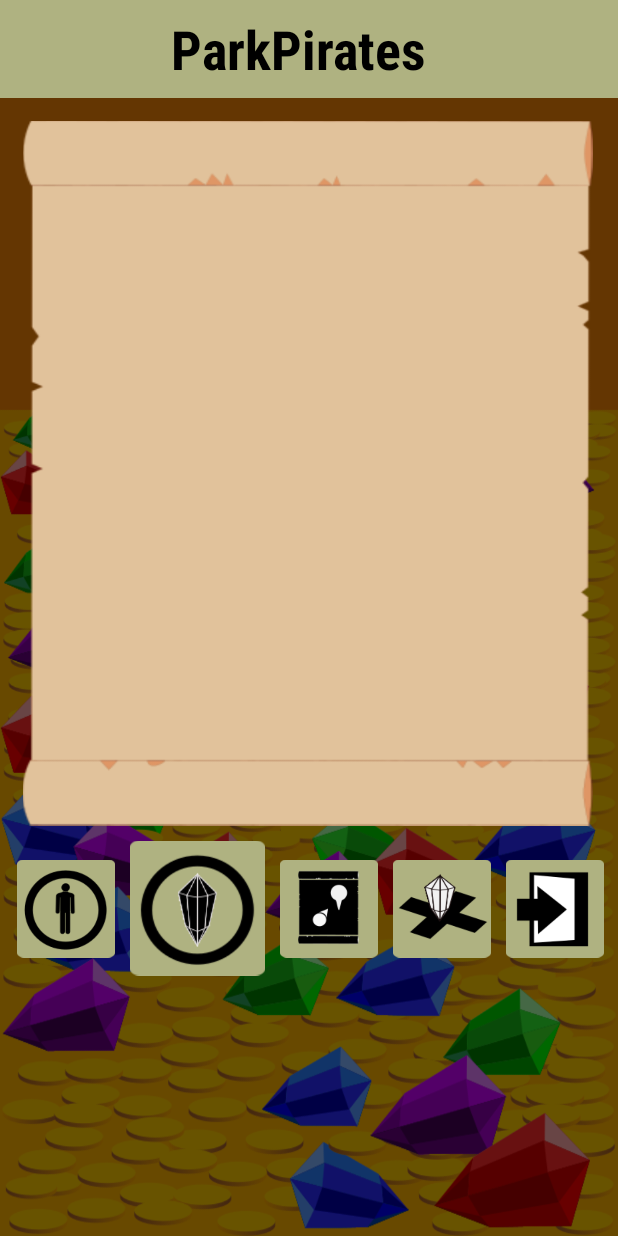
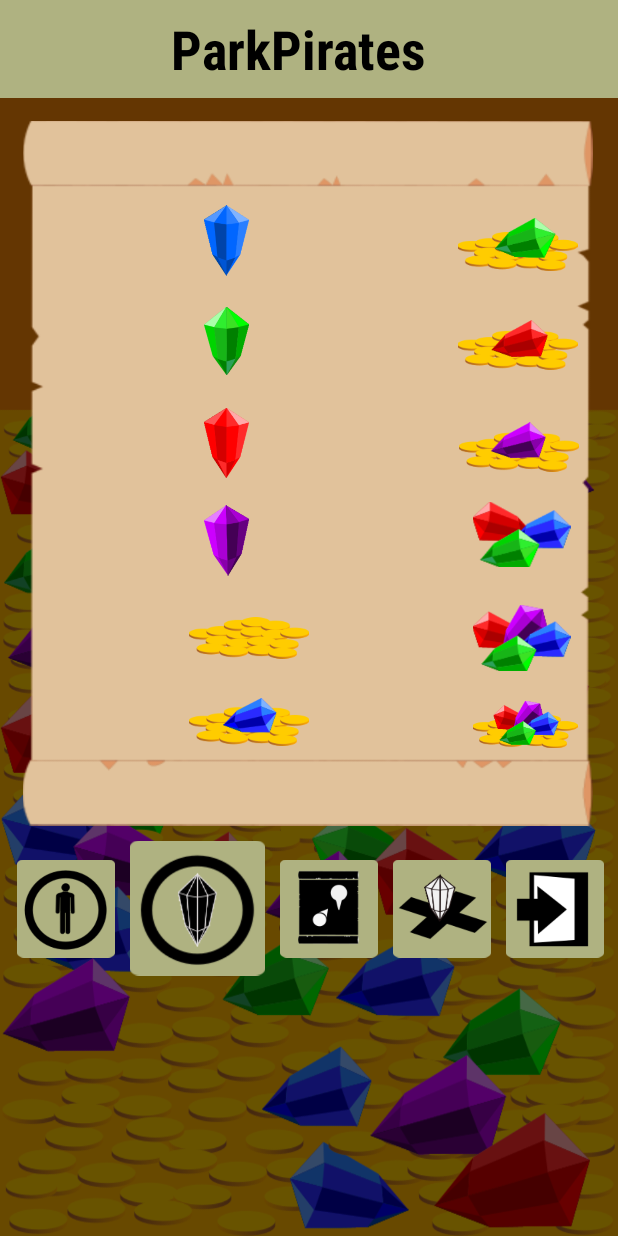
Before and after one commit to Khepra/ParkPiratesMobile, an Android app: the TreasureInfoActivity screen opened directly, with no data from a screen before it, on a phone screen of 412 x 824 dp. Run offline under Robolectric (Android 15) with nearby library versions, the phone set to English and light mode, and no system bars.

```diff
--- a/app/build.gradle
+++ b/app/build.gradle
@@ -19,6 +19,10 @@ android {
     }
 }
 
+repositories {
+    mavenCentral()
+}
+
 dependencies {
     implementation fileTree(dir: 'libs', include: ['*.jar'])
     implementation 'androidx.appcompat:appcompat:1.0.0-beta01'
@@ -26,4 +30,5 @@ dependencies {
     testImplementation 'junit:junit:4.12'
     androidTestImplementation 'androidx.test:runner:1.1.0-alpha4'
     androidTestImplementation 'androidx.test.espresso:espresso-core:3.1.0-alpha4'
+    implementation 'com.mapbox.mapboxsdk:mapbox-android-sdk:9.1.0'
 }
--- a/app/src/main/AndroidManifest.xml
+++ b/app/src/main/AndroidManifest.xml
@@ -2,6 +2,8 @@
 <manifest xmlns:android="http://schemas.android.com/apk/res/android"
           package="hi.parkpirates.android">
 
+    <uses-permission android:name="android.permission.ACCESS_FINE_LOCATION" />
+    <uses-permission android:name="android.permission.ACCESS_COARSE_LOCATION" />
     <uses-permission android:name="android.permission.INTERNET"/>
     <uses-permission android:name="android.permission.ACCESS_NETWORK_STATE"/>
 
--- a/app/src/main/java/hi/parkpirates/android/controller/MapActivity.java
+++ b/app/src/main/java/hi/parkpirates/android/controller/MapActivity.java
@@ -2,12 +2,14 @@ package hi.parkpirates.android.controller;
 
 import android.content.Context;
 import android.content.Intent;
+import android.os.Bundle;
 import android.view.View;
 import android.widget.Button;
 import android.widget.LinearLayout;
-import android.widget.Toolbar;
 import androidx.appcompat.app.AppCompatActivity;
-import android.os.Bundle;
+import com.mapbox.android.core.permissions.PermissionsManager;
+import com.mapbox.mapboxsdk.maps.MapView;
+import com.mapbox.mapboxsdk.maps.MapboxMap;
 import hi.parkpirates.android.R;
 import hi.parkpirates.android.model.GameInterface;
 import hi.parkpirates.android.model.Response;
@@ -17,15 +19,16 @@ import hi.parkpirates.android.model.TreasurePin;
 import java.util.ArrayList;
 import java.util.List;
 
+
 public class MapActivity extends AppCompatActivity implements GameInterface.PinCallback {
 	private GameInterface model = null;
 	private ArrayList<Button> pinButtons = new ArrayList<>();
-	private Button user;
-	private Button treasure;
-	private Button map;
-	private Button bury;
-	private Button logout;
-	private Toolbar myToolbar;
+	private Button user, treasure, map, bury, logout;
+	private MapView viewMap;
+
+	private MapboxMap mapBox;
+	private PermissionsManager permissionsManager;
+
 
 	// NOTE: Lifecycle methods overridden here for informational
 	//	purposes only at present -- wanted to have a look at how/when
@@ -34,30 +37,35 @@ public class MapActivity extends AppCompatActivity implements GameInterface.PinC
 	@Override
 	protected void onStart() {
 		super.onStart();
+		viewMap.onStart();
 		System.out.println("MAP: OnStart(..)");
 	}
 
 	@Override
 	protected void onStop() {
 		super.onStop();
+		viewMap.onStop();
 		System.out.println("MAP: OnStop(..)");
 	}
 
 	@Override
 	protected void onDestroy() {
 		super.onDestroy();
+		viewMap.onDestroy();
 		System.out.println("MAP: OnDestroy(..)");
 	}
 
 	@Override
 	protected void onPause() {
 		super.onPause();
+		viewMap.onPause();
 		System.out.println("MAP: OnPause(..)");
 	}
 
 	@Override
 	protected void onResume() {
 		super.onResume();
+		viewMap.onResume();
 		System.out.println("MAP: OnResume(..)");
 	}
 
@@ -71,6 +79,11 @@ public class MapActivity extends AppCompatActivity implements GameInterface.PinC
 		map = (Button)findViewById(R.id.layout_map_button_map);
 		bury = (Button)findViewById(R.id.layout_map_button_bury);
 		logout = (Button)findViewById(R.id.layout_map_button_login);
+
+		/*
+		viewMap = (MapView)findViewById(R.id.mapView);
+        viewMap.onCreate(savedInstanceState);
+		*/
 
 		model = getIntent().getParcelableExtra(getString(R.string.intent_key_game_interface));
 		if (model == null) {
@@ -98,7 +111,6 @@ public class MapActivity extends AppCompatActivity implements GameInterface.PinC
 				startActivity(i);
 			}
 		});
-
 
 		treasure.setOnClickListener(new View.OnClickListener() {
 			@Override
@@ -145,6 +157,21 @@ public class MapActivity extends AppCompatActivity implements GameInterface.PinC
 		}
 	}
 
+	/*
+	public void onMapReady(MapboxMap mapboxMap) {
+		enableLocation();
+		LatLng location = new LatLng(64.135947, -21.918222);
+	}
+
+	private void enableLocation() {
+		if (PermissionsManager.areLocationPermissionsGranted(this)) {
+			//...
+		} else {
+			permissionsManager = new PermissionsManager((PermissionsListener) this);
+			permissionsManager.requestLocationPermissions(this);
+		}
+	}*/
+
 	// prepare(..) static method provides a mechanism for other activities to
 	//	create an intent which can start up this activity.  This involves parcelling
 	//	the game interface into the bundle.  Similar methods exist for all Park-
--- a/app/src/main/res/layout/activity_map.xml
+++ b/app/src/main/res/layout/activity_map.xml
@@ -40,8 +40,14 @@
                     android:translationX="15dp"
                     android:translationY="15dp"
                     android:background="@drawable/rolled_map6">
+
+            <com.mapbox.mapboxsdk.maps.MapView
+                    android:id="@+id/mapView"
+                    android:layout_width="350dp"
+                    android:layout_height="365dp"
+                    android:translationX="15dp"
+                    android:translationY="50dp"/>
         </FrameLayout>
-
 
         <LinearLayout
                     android:layout_width="match_parent"
@@ -49,7 +55,6 @@
                     android:orientation="horizontal"
                     android:id="@+id/layout_map_nav"
                     android:translationY="25dp">
-
                 <Button
                         android:id="@+id/layout_map_button_userInfo"
                         android:layout_width="65dp"
--- a/app/src/main/res/layout/activity_treasure_info.xml
+++ b/app/src/main/res/layout/activity_treasure_info.xml
@@ -40,6 +40,105 @@
                 android:translationX="15dp"
                 android:translationY="15dp"
                 android:background="@drawable/rolled_map6">
+
+            <ListView
+                    android:layout_width="100dp"
+                    android:layout_height="365dp"
+                    android:translationX="10dp"
+                    android:translationY="50dp"/>
+
+            <ImageView
+                    android:layout_width="30dp"
+                    android:layout_height="50dp"
+                    app:srcCompat="@drawable/blue_dimond"
+                    android:id="@+id/imageView_blue_dimond"
+                    android:translationX="121dp"
+                    android:translationY="55dp"/>
+            <ImageView
+                    android:layout_width="30dp"
+                    android:layout_height="50dp"
+                    app:srcCompat="@drawable/green_dimond"
+                    android:id="@+id/imageView_green_dimond"
+                    android:translationX="121dp"
+                    android:translationY="122dp"/>
+            <ImageView
+                    android:layout_width="30dp"
+                    android:layout_height="50dp"
+                    app:srcCompat="@drawable/red_dimond"
+                    android:id="@+id/imageView_red_dimond"
+                    android:translationX="121dp"
+                    android:translationY="190dp"/>
+            <ImageView
+                    android:layout_width="30dp"
+                    android:layout_height="50dp"
+                    app:srcCompat="@drawable/purple_dimond"
+                    android:id="@+id/imageView_purple_dimond"
+                    android:translationX="121dp"
+                    android:translationY="255dp"/>
+            <ImageView
+                    android:layout_width="80dp"
+                    android:layout_height="60dp"
+                    app:srcCompat="@drawable/gold"
+                    android:id="@+id/imageView_gold"
+                    android:translationX="111dp"
+                    android:translationY="315dp"/>
+            <ImageView
+                    android:layout_width="80dp"
+                    android:layout_height="60dp"
+                    app:srcCompat="@drawable/gold_blue_dimond"
+                    android:id="@+id/imageView_gold_blue_dimond"
+                    android:translationX="111dp"
+                    android:translationY="371dp"/>
+
+
+            <ListView
+                    android:layout_width="100dp"
+                    android:layout_height="365dp"
+                    android:translationX="186dp"
+                    android:translationY="50dp"/>
+
+            <ImageView
+                    android:layout_width="80dp"
+                    android:layout_height="55dp"
+                    app:srcCompat="@drawable/gold_green_dimond"
+                    android:id="@+id/imageView_gold_green_dimond"
+                    android:translationX="290dp"
+                    android:translationY="55dp"/>
+            <ImageView
+                    android:layout_width="80dp"
+                    android:layout_height="55dp"
+                    app:srcCompat="@drawable/gold_red_dimond"
+                    android:id="@+id/imageView_gold_red_dimond"
+                    android:translationX="290dp"
+                    android:translationY="122dp"/>
+            <ImageView
+                    android:layout_width="80dp"
+                    android:layout_height="55dp"
+                    app:srcCompat="@drawable/gold_purple_dimond"
+                    android:id="@+id/imageView_gold_purple_dimond"
+                    android:translationX="291dp"
+                    android:translationY="190dp"/>
+            <ImageView
+                    android:layout_width="65dp"
+                    android:layout_height="50dp"
+                    app:srcCompat="@drawable/three_dimonds"
+                    android:id="@+id/imageView_three_dimonds"
+                    android:translationX="300dp"
+                    android:translationY="251dp"/>
+            <ImageView
+                    android:layout_width="65dp"
+                    android:layout_height="50dp"
+                    app:srcCompat="@drawable/four_dimonds"
+                    android:id="@+id/imageView_four_dimonds"
+                    android:translationX="300dp"
+                    android:translationY="320dp"/>
+            <ImageView
+                    android:layout_width="70dp"
+                    android:layout_height="55dp"
+                    app:srcCompat="@drawable/gold_four_dimonds"
+                    android:id="@+id/imageView_gold_four_dimonds"
+                    android:translationX="300dp"
+                    android:translationY="375dp"/>
         </FrameLayout>
 
 
--- a/app/src/main/res/values/styles.xml
+++ b/app/src/main/res/values/styles.xml
@@ -7,5 +7,4 @@
         <item name="colorPrimaryDark">@color/colorPrimaryDark</item>
         <item name="colorAccent">@color/colorAccent</item>
     </style>
-
 </resources>
```
Also changed, not shown: app/src/main/res/drawable/blue_dimond.png (added), app/src/main/res/drawable/four_dimonds.png (added), app/src/main/res/drawable/gold.png (added), app/src/main/res/drawable/gold_blue_dimond.png (added), app/src/main/res/drawable/gold_four_dimonds.png (added), app/src/main/res/drawable/gold_green_dimond.png (added), app/src/main/res/drawable/gold_purple_dimond.png (added), app/src/main/res/drawable/gold_red_dimond.png (added), app/src/main/res/drawable/green_dimond.png (added), app/src/main/res/drawable/purple_dimond.png (added), app/src/main/res/drawable/red_dimond.png (added), app/src/main/res/drawable/three_dimonds.png (added).
